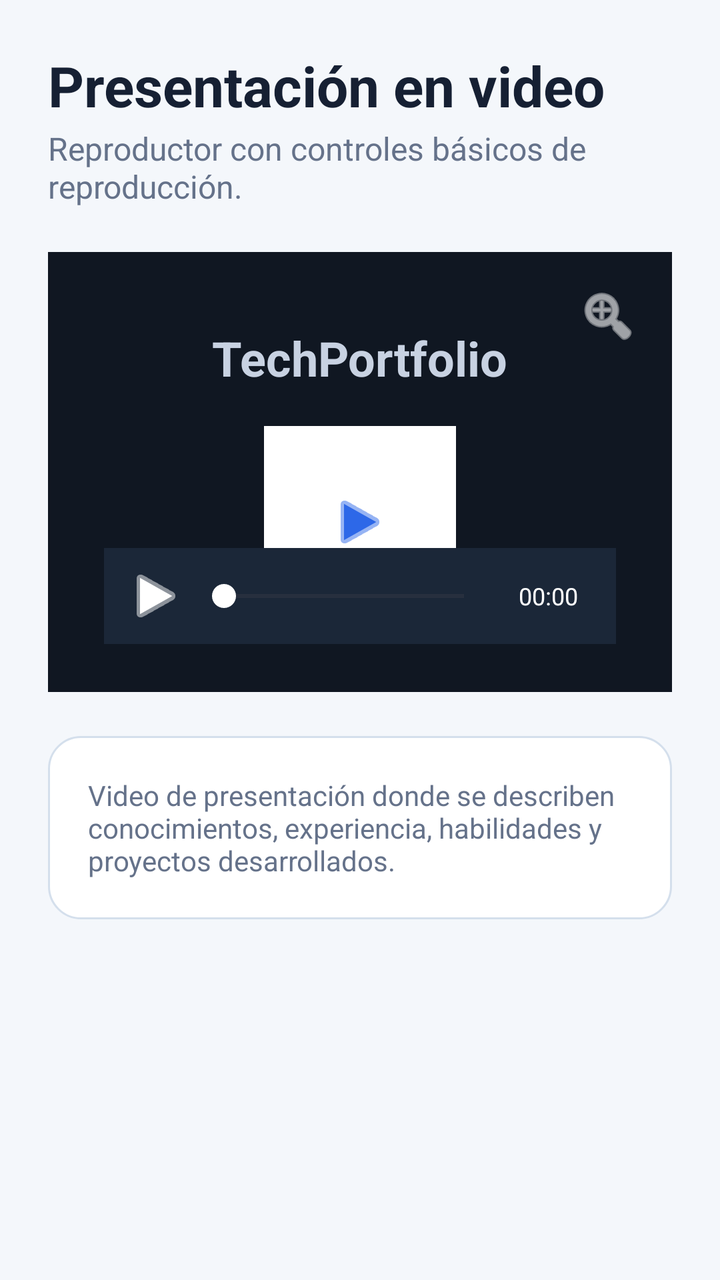
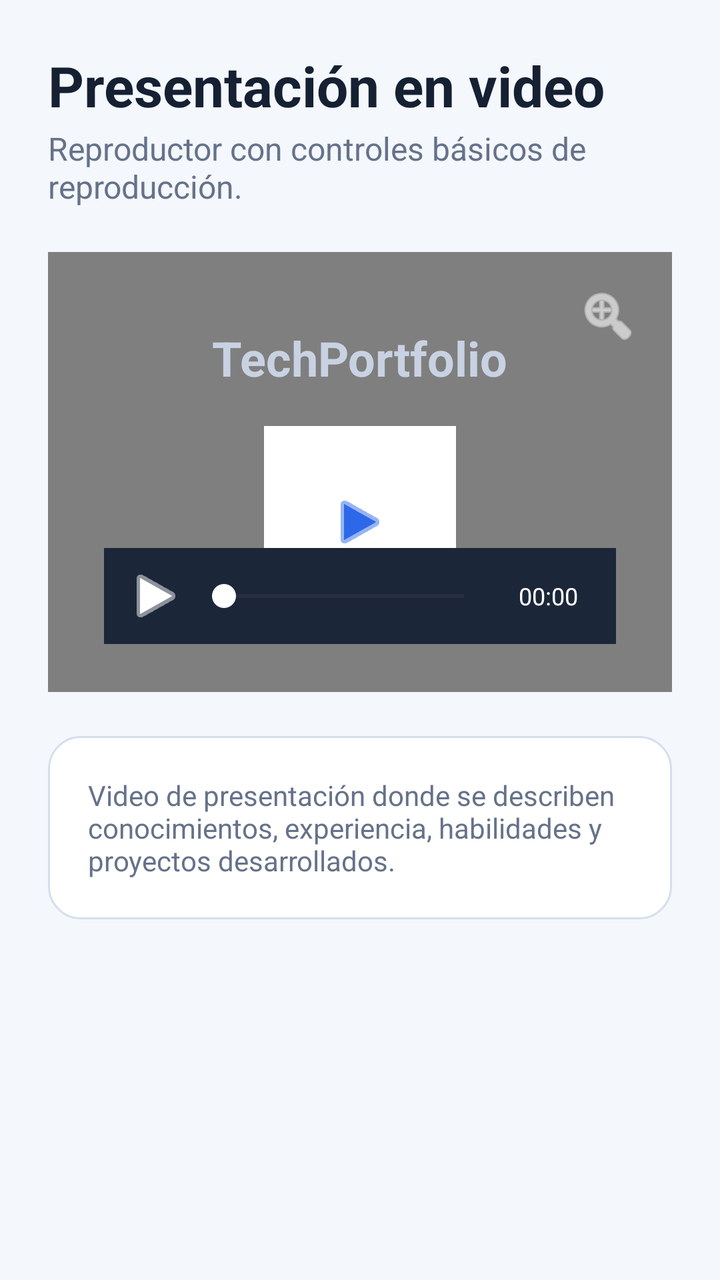

The first picture is an Android layout as it rendered before a commit; the second is the same layout after the commit. The layout source and the unified diff follow.
<!-- AndroidManifest.xml: application theme Theme.TechPortfolio -->
<!-- res/layout/fragment_video.xml -->
<?xml version="1.0" encoding="utf-8"?>
<ScrollView
    xmlns:android="http://schemas.android.com/apk/res/android"
    android:layout_width="match_parent"
    android:layout_height="match_parent"
    android:background="@color/tp_background">

    <LinearLayout
        android:layout_width="match_parent"
        android:layout_height="wrap_content"
        android:orientation="vertical"
         android:padding="24dp">

        <TextView
            android:layout_width="match_parent"
            android:layout_height="wrap_content"
             android:text="Presentación en video"
             android:textColor="@color/tp_text_primary"
             android:textSize="28sp"
             android:textStyle="bold" />

        <TextView
            android:layout_width="match_parent"
            android:layout_height="wrap_content"
             android:layout_marginTop="2dp"
             android:text="Reproductor con controles básicos de reproducción."
             android:textColor="@color/tp_text_secondary"
             android:textSize="16sp" />

         <FrameLayout
             android:id="@+id/videoPlayerContainer"
             android:layout_width="match_parent"
             android:layout_height="220dp"
             android:layout_marginTop="22dp"
             android:background="#101722"
             android:clipToOutline="true">

                <TextureView
                 android:id="@+id/videoView"
                 android:layout_width="match_parent"
                 android:layout_height="match_parent"
                 android:keepScreenOn="true" />

             <ProgressBar
                 android:id="@+id/videoProgress"
                 android:layout_width="wrap_content"
                 android:layout_height="wrap_content"
                 android:layout_gravity="center"
                 android:indeterminateTint="@color/tp_blue" />

             <ImageButton
                 android:id="@+id/btnVideoFullscreen"
                 android:layout_width="40dp"
                 android:layout_height="40dp"
                 android:layout_gravity="top|end"
                 android:layout_marginTop="12dp"
                 android:layout_marginEnd="12dp"
                 android:background="@android:color/transparent"
                 android:contentDescription="Ampliar reproductor"
                 android:padding="8dp"
                 android:src="@android:drawable/ic_menu_zoom"
                 android:tint="@color/white" />

             <LinearLayout
                 android:id="@+id/videoCenterControls"
                 android:layout_width="wrap_content"
                 android:layout_height="wrap_content"
                 android:layout_gravity="center"
                 android:gravity="center"
                 android:orientation="vertical">

                 <TextView
                     android:layout_width="wrap_content"
                     android:layout_height="wrap_content"
                     android:text="TechPortfolio"
                     android:textColor="#C8D2E2"
                     android:textSize="24sp"
                     android:textStyle="bold" />

                 <ImageButton
                     android:id="@+id/btnVideoPlay"
                     android:layout_width="96dp"
                     android:layout_height="96dp"
                     android:layout_marginTop="18dp"
                      android:background="@color/white"
                     android:contentDescription="Reproducir video"
                     android:padding="28dp"
                      android:src="@android:drawable/ic_media_play"
                     android:tint="@color/tp_blue" />

             </LinearLayout>

             <LinearLayout
                 android:layout_width="match_parent"
                 android:layout_height="48dp"
                 android:layout_gravity="bottom"
                 android:layout_marginStart="28dp"
                 android:layout_marginEnd="28dp"
                 android:layout_marginBottom="24dp"
                  android:background="#1B2738"
                 android:gravity="center_vertical"
                 android:orientation="horizontal"
                 android:paddingStart="8dp"
                 android:paddingEnd="8dp">

                 <ImageButton
                     android:id="@+id/btnVideoMiniPlay"
                     android:layout_width="36dp"
                     android:layout_height="36dp"
                     android:background="@android:color/transparent"
                     android:contentDescription="Reproducir video"
                     android:padding="8dp"
                      android:src="@android:drawable/ic_media_play"
                     android:tint="@color/white" />

                 <SeekBar
                     android:id="@+id/videoSeekBar"
                     android:layout_width="0dp"
                     android:layout_height="wrap_content"
                     android:layout_weight="1"
                     android:enabled="false"
                     android:max="1000"
                     android:progress="0"
                     android:progressTint="@color/tp_blue"
                     android:thumbTint="@color/white" />

                 <TextView
                     android:id="@+id/tvVideoTime"
                     android:layout_width="52dp"
                     android:layout_height="wrap_content"
                     android:gravity="center"
                     android:text="00:00"
                     android:textColor="@color/white"
                     android:textSize="12sp" />

             </LinearLayout>

             <TextView
                 android:id="@+id/tvVideoError"
                 android:layout_width="match_parent"
                 android:layout_height="wrap_content"
                 android:layout_gravity="center"
                 android:gravity="center"
                 android:padding="16dp"
                 android:text="No se pudo cargar el video"
                 android:textColor="@color/white"
                 android:textSize="14sp"
                 android:visibility="gone" />

          </FrameLayout>

         <LinearLayout
             android:layout_width="match_parent"
             android:layout_height="wrap_content"
             android:layout_marginTop="22dp"
             android:layout_marginBottom="4dp"
             android:background="@drawable/bg_card"
             android:orientation="vertical"
             android:padding="20dp">

             <TextView
                 android:id="@+id/tvDescripcionVideo"
                 android:layout_width="match_parent"
                 android:layout_height="wrap_content"
                 android:text="Video de presentación donde se describen conocimientos, experiencia, habilidades y proyectos desarrollados."
                 android:textColor="@color/tp_text_secondary"
                 android:textSize="14sp" />

         </LinearLayout>

    </LinearLayout>

</ScrollView>
<!-- resources referenced by this layout -->
<resources>
  <color name="tp_background">#F4F7FB</color>
  <color name="tp_blue">#2D68E8</color>
  <color name="tp_text_primary">#162033</color>
  <color name="tp_text_secondary">#65728A</color>
  <color name="white">#FFFFFF</color>
  <!-- drawable bg_card (drawable) -->
  <?xml version="1.0" encoding="utf-8"?>
  <shape xmlns:android="http://schemas.android.com/apk/res/android"
      android:shape="rectangle">
  
      <solid android:color="@color/tp_surface" />
  
      <corners android:radius="16dp" />
  
      <stroke
          android:width="1dp"
          android:color="@color/tp_border" />
  
  </shape>
  <style name="Theme.TechPortfolio" parent="Base.Theme.TechPortfolio" />
  <color name="tp_surface">#FFFFFF</color>
  <color name="tp_border">#D4DFEC</color>
  <style name="Base.Theme.TechPortfolio" parent="Theme.Material3.DayNight.NoActionBar">
          
          
      </style>
</resources>

<!-- the commit's change to res/layout/fragment_video.xml (unified diff, before → after) -->
@@ -35,7 +35,7 @@
              android:background="#101722"
              android:clipToOutline="true">
 
-                <TextureView
+                <VideoView
                  android:id="@+id/videoView"
                  android:layout_width="match_parent"
                  android:layout_height="match_parent"
@@ -58,7 +58,7 @@
                  android:background="@android:color/transparent"
                  android:contentDescription="Ampliar reproductor"
                  android:padding="8dp"
-                 android:src="@android:drawable/ic_menu_zoom"
+                  android:src="@android:drawable/ic_menu_zoom"
                  android:tint="@color/white" />
 
              <LinearLayout
